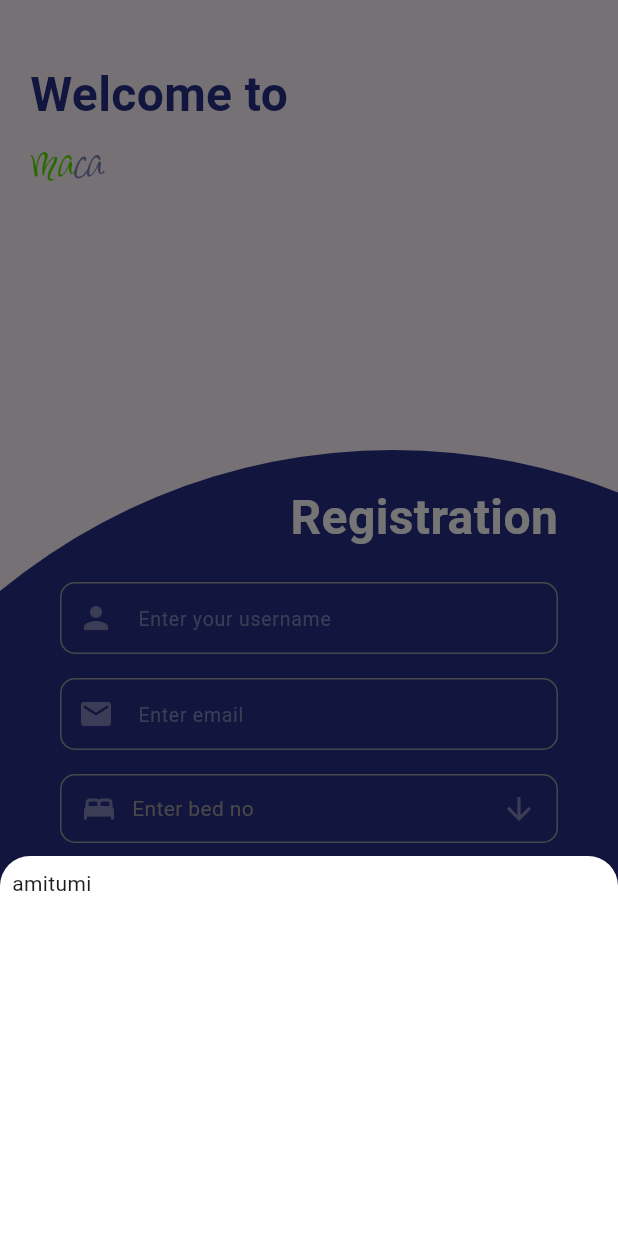
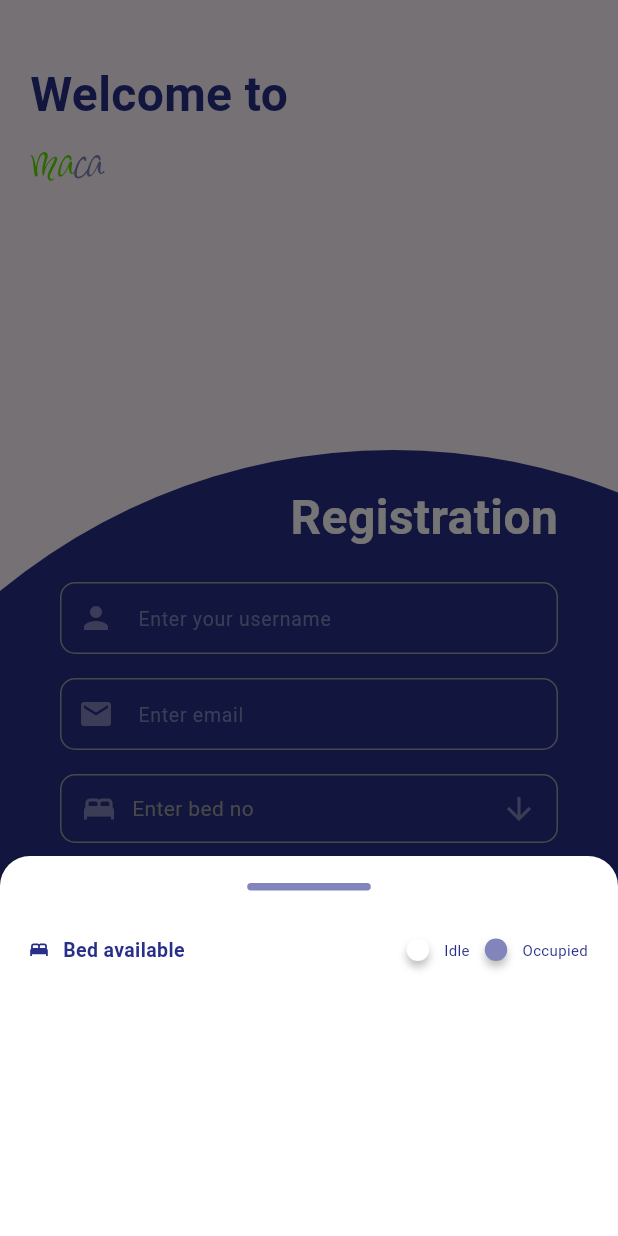
Before and after one commit to ArenduC/macV2, a Flutter app: the screen it shows after launch, after a tap on "Register here", after a tap on "Enter bed no", on a phone screen of 412 x 824 dp. Run offline on Flutter 3.47's test engine with Material 3 defaults, Android fonts, the phone set to English and light mode, and no system bars; our stand-ins replace flutter_secure_storage, flutter_svg; network calls fail.

Commit message:
Add indicator in modal

```diff
--- a/lib/screen/login_screen.dart
+++ b/lib/screen/login_screen.dart
@@ -319,6 +319,32 @@ Widget registrationSegment(
     Function(dynamic data) handleRgistration) {
   dynamic bedNumbers = bednumbers;
 
+  Widget circularIndicator(
+    dynamic title,
+    Color indicatorColor,
+  ) {
+    return Row(
+      children: [
+        Container(
+          height: 15,
+          width: 15,
+          margin: const EdgeInsets.symmetric(vertical: 10),
+          decoration: BoxDecoration(
+              color: indicatorColor,
+              borderRadius: BorderRadius.all(Radius.circular(30)),
+              boxShadow: [AppBoxShadow.defaultBoxShadow]),
+        ),
+        const SizedBox(
+          width: 10,
+        ),
+        Text(
+          title,
+          style: AppTextStyles.indicatorTextStyle,
+        )
+      ],
+    );
+  }
+
   void showBedSelectionModal() {
     showModalBottomSheet(
       context: context,
@@ -336,8 +362,54 @@ Widget registrationSegment(
           height: (MediaQuery.of(context).size.height - 64) / 3,
           child: Column(
             children: [
-              const Row(
-                children: [Text("ami"), Text("tumi")],
+              GestureDetector(
+                onTap: () {
+                  Navigator.pop(context);
+                },
+                child: Container(
+                  height: 5,
+                  width: MediaQuery.of(context).size.width * 0.2,
+                  margin: const EdgeInsets.symmetric(vertical: 10),
+                  decoration: const BoxDecoration(
+                      color: AppColors.textHint,
+                      borderRadius: BorderRadius.all(Radius.circular(10))),
+                ),
+              ),
+              Padding(
+                padding: const EdgeInsets.all(12.0),
+                child: Row(
+                  mainAxisAlignment: MainAxisAlignment.spaceBetween,
+                  children: [
+                    Row(
+                      children: [
+                        SvgPicture.asset(
+                          'assets/APPSVGICON/bed.svg',
+                          width: 12,
+                          height: 12,
+                        ),
+                        const SizedBox(
+                          width: 10,
+                        ),
+                        const Text(
+                          "Bed available",
+                          style: TextStyle(
+                              fontSize: 13,
+                              fontWeight: FontWeight.w700,
+                              color: AppColors.theme),
+                        )
+                      ],
+                    ),
+                    Row(
+                      children: [
+                        circularIndicator("Idle", AppColors.themeWhite),
+                        const SizedBox(
+                          width: 10,
+                        ),
+                        circularIndicator("Occupied", AppColors.textHint),
+                      ],
+                    )
+                  ],
+                ),
               ),
               Wrap(
                 spacing: 16.0, // Space between items horizontally
--- a/lib/styles/app_style.dart
+++ b/lib/styles/app_style.dart
@@ -37,6 +37,8 @@ class AppTextStyles {
     fontWeight: FontWeight.normal,
     color: AppColors.themeLite,
   );
+  static const TextStyle indicatorTextStyle = TextStyle(
+      fontSize: 10, fontWeight: FontWeight.w400, color: AppColors.theme);
 }
 
 class AppInputStyles {
@@ -117,3 +119,11 @@ class AppButtonStyles {
     );
   }
 }
+
+class AppBoxShadow {
+  static const BoxShadow defaultBoxShadow = BoxShadow(
+      color: Color.fromRGBO(0, 0, 0, 0.25),
+      offset: Offset(0, 4),
+      blurRadius: 4,
+      spreadRadius: 0);
+}
```
Also changed, not shown: assets/APPSVGICON/bed.svg (added), pubspec.lock (added), 2 other files.
